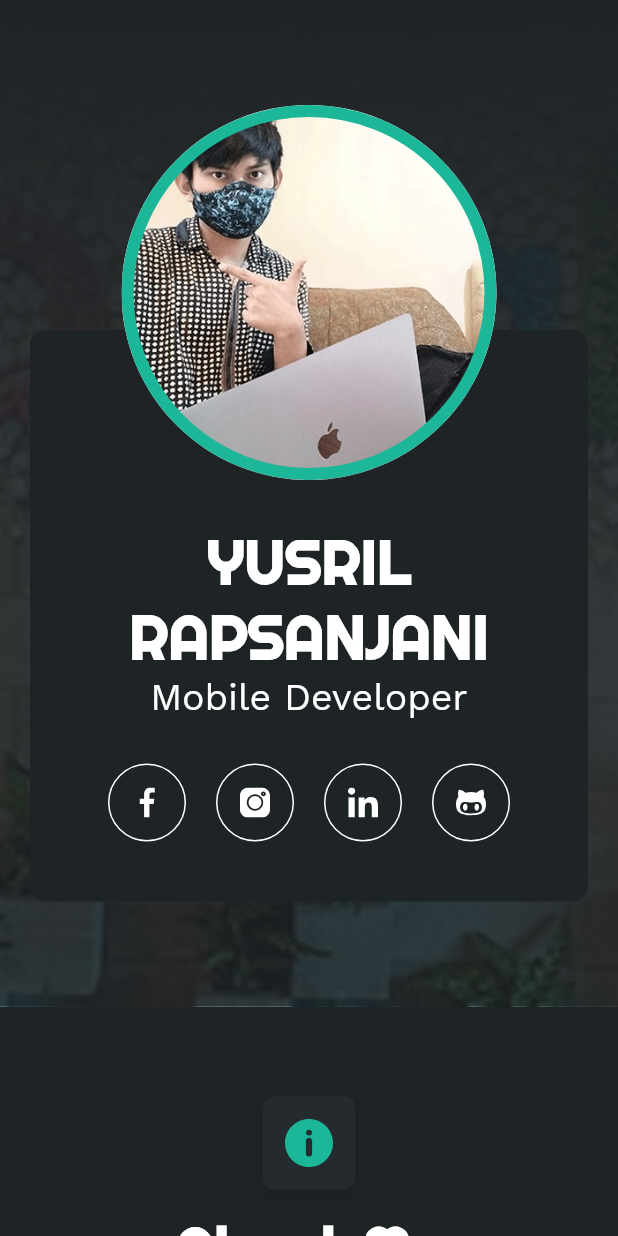
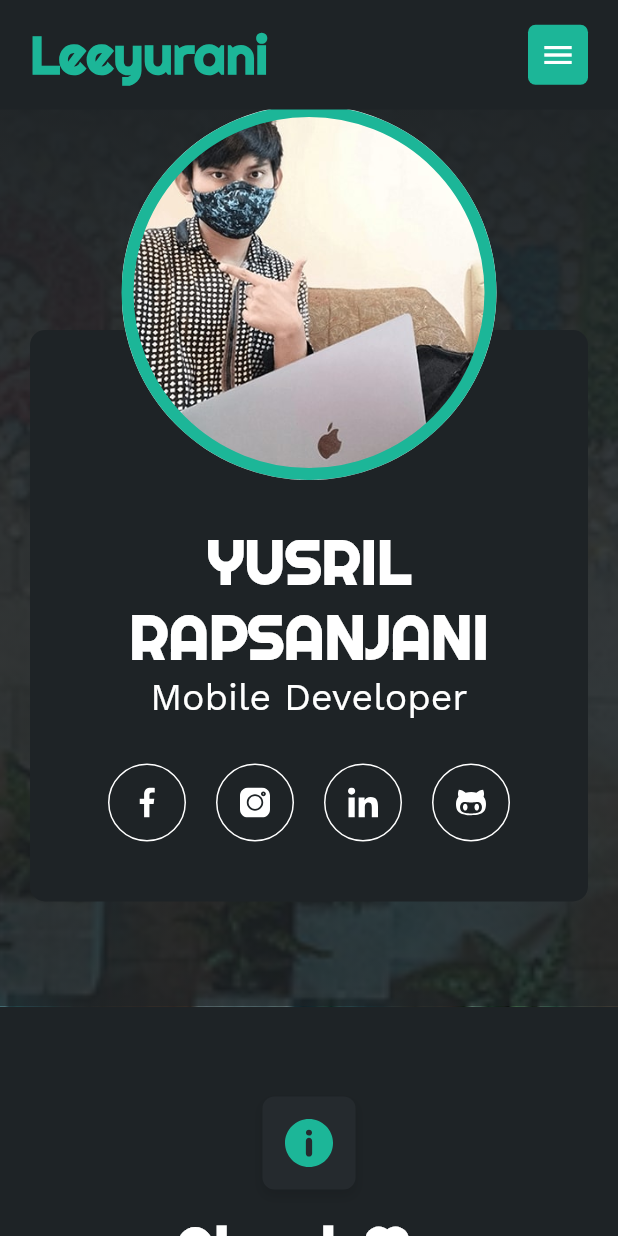
Before and after one commit to yusriltakeuchi/leeyurani, a Flutter app: the screen it shows after launch, on a phone screen of 412 x 824 dp. Run offline on Flutter 3.47's test engine with Material 2 defaults, Android fonts, the phone set to English and light mode, and no system bars; our stand-ins replace websafe_svg.

Commit message:
Feat: Add appbar for menu list

```diff
--- a/lib/main.dart
+++ b/lib/main.dart
@@ -12,6 +12,7 @@ class MyApp extends StatelessWidget {
   Widget build(BuildContext context) {
     return MaterialApp(
       title: 'Lee Yurani',
+      debugShowCheckedModeBanner: false,
       theme: ThemeData.dark().copyWith(
         primaryColor: primaryColor,
         scaffoldBackgroundColor: blackColor
--- a/lib/ui/screens/home/home_screen.dart
+++ b/lib/ui/screens/home/home_screen.dart
@@ -1,4 +1,5 @@
 import 'package:flutter/material.dart';
+import 'package:leeyurani/ui/constants/constant.dart';
 import 'package:leeyurani/ui/constants/responsive.dart';
 import 'package:leeyurani/ui/screens/home/sections/home_about_sections.dart';
 import 'package:leeyurani/ui/screens/home/sections/home_header_sections.dart';
@@ -16,7 +17,7 @@ class HomeScreen extends StatelessWidget {
   }
 }
 
-class HomeBody extends StatelessWidget {
+class HomeBody extends StatefulWidget {
   const HomeBody({ Key? key }) : super(key: key);
   static const List<Widget> sections = [
     HomeHeaderSections(),
@@ -26,21 +27,111 @@ class HomeBody extends StatelessWidget {
   ];
 
   @override
+  State<HomeBody> createState() => _HomeBodyState();
+}
+
+class _HomeBodyState extends State<HomeBody> {
+  @override
   Widget build(BuildContext context) {
-    return Responsive(
-      mobile: _homeContentsWidget(),
-      tablet: _homeContentsWidget(),
-      desktop: _homeContentsWidget()
+    return Stack(
+      children: [
+        Responsive(
+          mobile: _homeContentsWidget(),
+          tablet: _homeContentsWidget(),
+          desktop: _homeContentsWidget()
+        ),
+        _appbarWidget()
+      ],
+    );
+  }
+
+  Widget _appbarWidget() {
+    return Container(
+      color: blackColor,
+      child: Container(
+        margin: EdgeInsets.symmetric(vertical: 15, horizontal: Responsive.isMobile(context) ? 20 : deviceWidth(context) * (Responsive.isTablet(context) ? 0.1 : 0.2)),
+        child: Row(
+          children: [
+            MouseRegion(
+              cursor: SystemMouseCursors.click,
+              child: Text(
+                "Leeyurani",
+                style: styleTitle.copyWith(
+                  color: primaryColor,
+                  fontSize: 35,
+                  fontFamily: secondaryFontName
+                ),
+              ),
+            ),
+            const Spacer(),
+
+            if (!Responsive.isMobile(context))
+              Row(
+                children: [
+                  _menuItem(
+                    title: "HOME",
+                    onClick: () {}
+                  ),
+                  const SizedBox(width: 40),
+                  _menuItem(
+                    title: "ABOUT",
+                    onClick: () {}
+                  ),
+                  const SizedBox(width: 40),
+                  _menuItem(
+                    title: "SKILLS",
+                    onClick: () {}
+                  ),
+                  const SizedBox(width: 40),
+                  _menuItem(
+                    title: "RESUME",
+                    onClick: () {}
+                  )
+                ],
+              ),
+
+            if (Responsive.isMobile(context))
+              MouseRegion(
+                cursor: SystemMouseCursors.click,
+                child: Container(
+                  decoration: BoxDecoration(
+                    color: primaryColor,
+                    borderRadius: BorderRadius.circular(5)
+                  ),
+                  child: const Padding(
+                    padding: EdgeInsets.all(8),
+                    child: Icon(Icons.menu, color: Colors.white),
+                  ),
+                ),
+              )
+          ],
+        ),
+      ),
+    );
+  }
+
+  Widget _menuItem({required String title, required VoidCallback onClick}) {
+    return MouseRegion(
+      cursor: SystemMouseCursors.click,
+      child: GestureDetector(
+        onTap: () => onClick(),
+        child: Text(
+          title,
+          style: styleSubtitle.copyWith(
+            fontSize: 20
+          )
+        ),
+      ),
     );
   }
 
   Widget _homeContentsWidget() {
     return ListView.builder(
       shrinkWrap: true,
-      itemCount: sections.length,
+      itemCount: HomeBody.sections.length,
       itemBuilder: (context, index) {
 
-        return sections[index];
+        return HomeBody.sections[index];
       },
     );
   }
```
